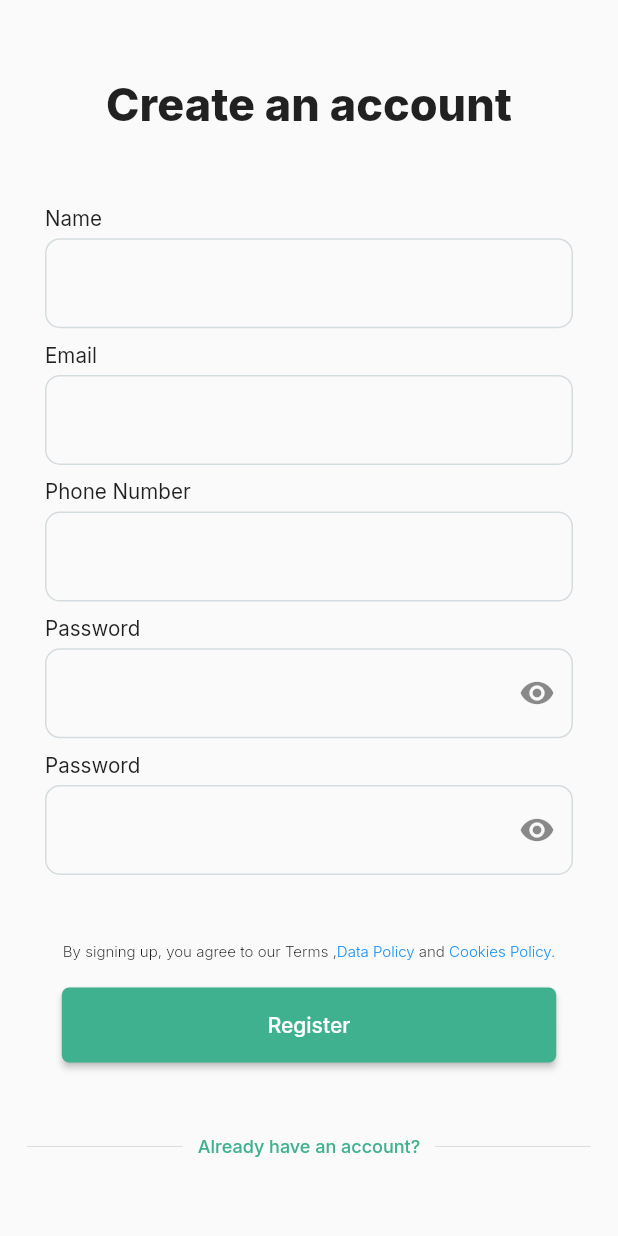
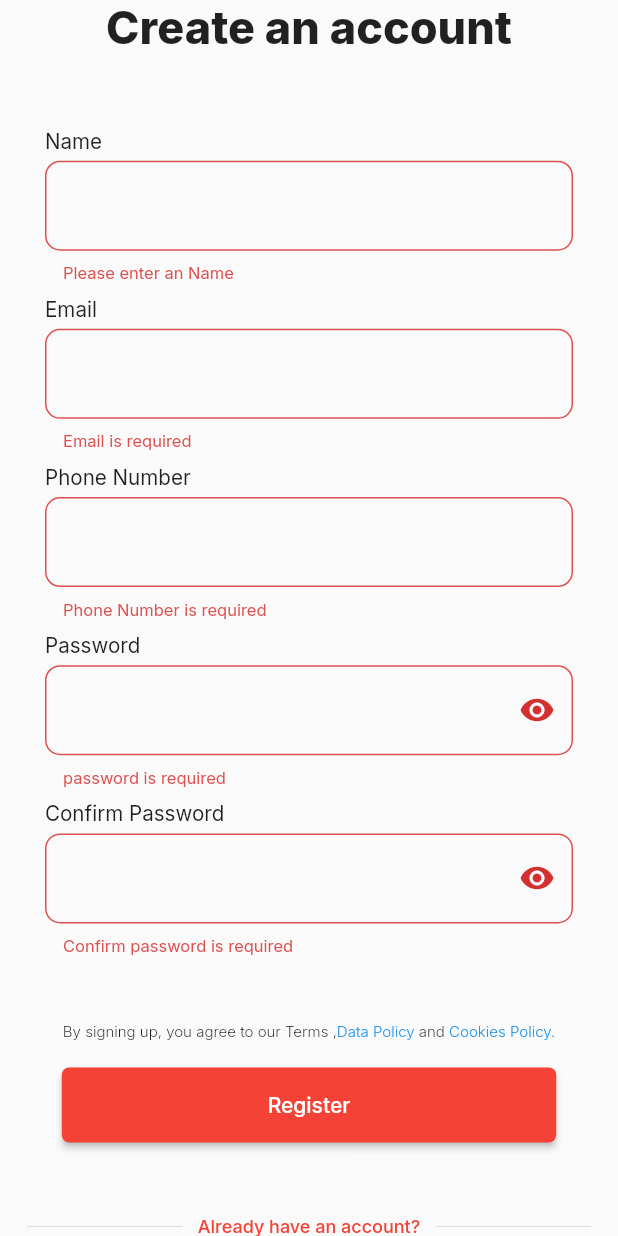
Before and after one commit to nextnowapp/NewFrontseat, a Flutter app: the NewRegisterScreen screen opened directly, after a tap on "Register", on a phone screen of 412 x 824 dp. Run offline on Flutter 3.47's test engine with Material 2 defaults, Android fonts, the phone set to English and light mode, and no system bars; drawn by our look-alikes of rounded_loading_button; our stand-ins replace after_layout, cached_network_image, cloud_firestore, connectivity, dio, dropdown_search and 35 more; missing offline and left inert: file_utils, flutter_cupertino_date_picker_fork, flutter_inappwebview, flutter_share, html_editor_enhanced, open_file_safe and 4 more; accounts and stored records are empty; project files that could hold a hidden picture were left out.

Commit message:
login and register integration completed

```diff
--- a/lib/screens/new_register_screen.dart
+++ b/lib/screens/new_register_screen.dart
@@ -1,10 +1,13 @@
+import 'dart:developer';
+
 import 'package:flutter/material.dart';
 import 'package:flutter/services.dart';
-import 'package:hexcolor/hexcolor.dart';
+import 'package:http/http.dart' as http;
 import 'package:rounded_loading_button/rounded_loading_button.dart';
 import 'package:sizer/sizer.dart';
 import 'package:url_launcher/url_launcher.dart';
 
+import '../utils/apis/Apis.dart';
 import '../utils/widget/txtbox.dart';
 
 class NewRegisterScreen extends StatefulWidget {
@@ -37,7 +40,6 @@ class _NewRegisterScreenState extends State<NewRegisterScreen> {
     //   Utils.saveStringValue("deviceToken", deviceToken!);
     //   log(deviceToken.toString());
     // });
-
     super.initState();
   }
 
@@ -146,8 +148,6 @@ class _NewRegisterScreenState extends State<NewRegisterScreen> {
                             validator: (value) {
                               if (value!.isEmpty) {
                                 return 'password is required';
-                              } else if (value.length < 8) {
-                                return 'password must be at least 8 characters';
                               }
                               return null;
                             },
@@ -157,8 +157,8 @@ class _NewRegisterScreenState extends State<NewRegisterScreen> {
                             height: 10,
                           ),
                           TxtField(
-                            hint: 'Password',
-                            controller: passwordController,
+                            hint: 'Confirm Password',
+                            controller: confirmPasswordController,
                             pass: isObscure2,
                             icon: IconButton(
                                 icon: Icon(
@@ -174,8 +174,6 @@ class _NewRegisterScreenState extends State<NewRegisterScreen> {
                             validator: (value) {
                               if (value!.isEmpty) {
                                 return 'Confirm password is required';
-                              } else if (value.length < 8) {
-                                return 'password must be at least 8 characters';
                               }
                               return null;
                             },
@@ -244,9 +242,18 @@ class _NewRegisterScreenState extends State<NewRegisterScreen> {
                       child: RoundedLoadingButton(
                         width: 80.w,
                         borderRadius: 5,
-                        color: HexColor('#3fb18f'),
+                        color: Colors.red,
                         controller: _btnController,
-                        onPressed: () {},
+                        onPressed: () {
+                          if (formKey.currentState!.validate() &&
+                              passwordController.text ==
+                                  confirmPasswordController.text &&
+                              passwordController.text.isNotEmpty) {
+                            register();
+                          } else {
+                            _btnController.reset();
+                          }
+                        },
                         child: const Text('Register',
                             style: TextStyle(color: Colors.white)),
                       ),
@@ -265,12 +272,12 @@ class _NewRegisterScreenState extends State<NewRegisterScreen> {
                           onTap: () {
                             Navigator.pop(context);
                           },
-                          child: Text(
+                          child: const Text(
                             'Already have an account?',
                             style: TextStyle(
                               fontSize: 12,
                               fontWeight: FontWeight.w500,
-                              color: HexColor('#3fb18f'),
+                              color: Colors.red,
                             ),
                           ),
                         ),
@@ -287,4 +294,26 @@ class _NewRegisterScreenState extends State<NewRegisterScreen> {
       ),
     );
   }
+
+  register() async {
+    var data = {
+      'full_name': nameController.text,
+      'phone_number': phoneController.text,
+      'email': emailController.text,
+      'password': passwordController.text,
+    };
+    final response = await http.post(
+      Uri.parse(FrontSeatApi.registerUser),
+      body: data,
+    );
+    log(response.statusCode.toString());
+    if (response.statusCode == 200) {
+      log(response.body.toString());
+      log('loggedin');
+      _btnController.reset();
+    } else {
+      _btnController.reset();
+      throw Exception('Failed to load');
+    }
+  }
 }
--- a/lib/utils/apis/Apis.dart
+++ b/lib/utils/apis/Apis.dart
@@ -12,6 +12,7 @@ import 'package:nextschool/utils/model/ProfileModel.dart';
 UserDetailsController _userDetailsController = Get.put(UserDetailsController());
 
 class InfixApi {
+
   String root = _userDetailsController.schoolUrl;
   static String baseApi = _userDetailsController.schoolUrl + 'api/';
   static String baseUrl = _userDetailsController.schoolUrl;
@@ -939,4 +940,20 @@ class InfixApi {
     static String likeSocialFeed() {
     return baseUrl + 'api/' + 'like-dislike-feeds';
   }
+   static String newLogin() {
+    return baseUrl + 'api/' + 'agentLogin';
+  }
 }
+class FrontSeatApi {
+  static const String base = 'https://frontseat.nextnow.group';
+  static const String loginUser = '$base/api/agentLogin';
+  static const String registerUser = '$base/api/agentSignup';
+  static const String resetPass = '$base/api/Applogin/resetpassword';
+  static const String getOtp = '$base/api/Applogin/sendotp';
+  static const String onboardAgent = '$base/api/Applogin/agentUpdate';
+  static const String kycStatus = '$base/api/Applogin/agentUploadStatus';
+  static const String agentData = '$base/api/Applogin/agentData/';
+  static const String checkInOut = '$base/timesheets/api/check_in_out';
+  static const String acceptContract = '$base/api/Applogin/agentContractAccept';
+   static const String getpdf = '$base/api/Applogin/agentContractPdf';
+}
```
Also changed, not shown: lib/screens/landing_screen.dart (+9 -10 lines), lib/screens/new_login_screen.dart (+46 -11 lines), assets/svg/frontseat_logo.svg (added), 1 other file.
